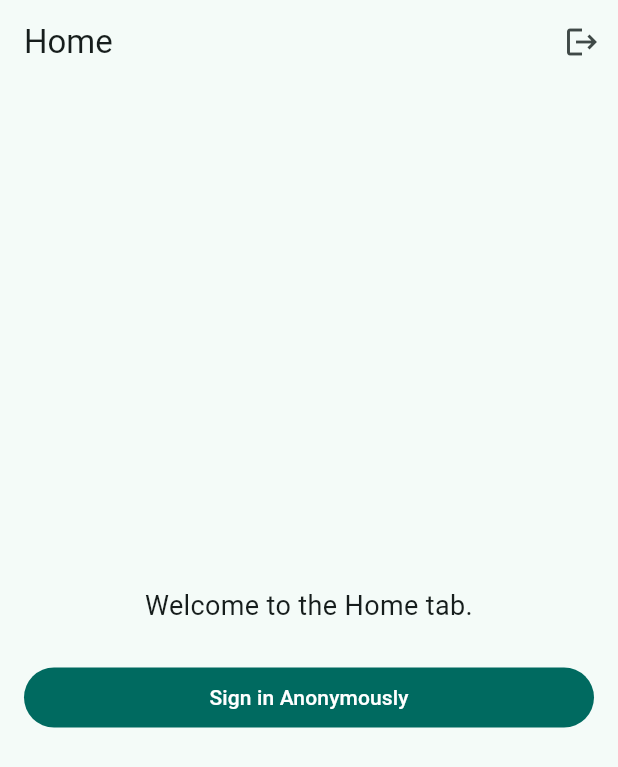
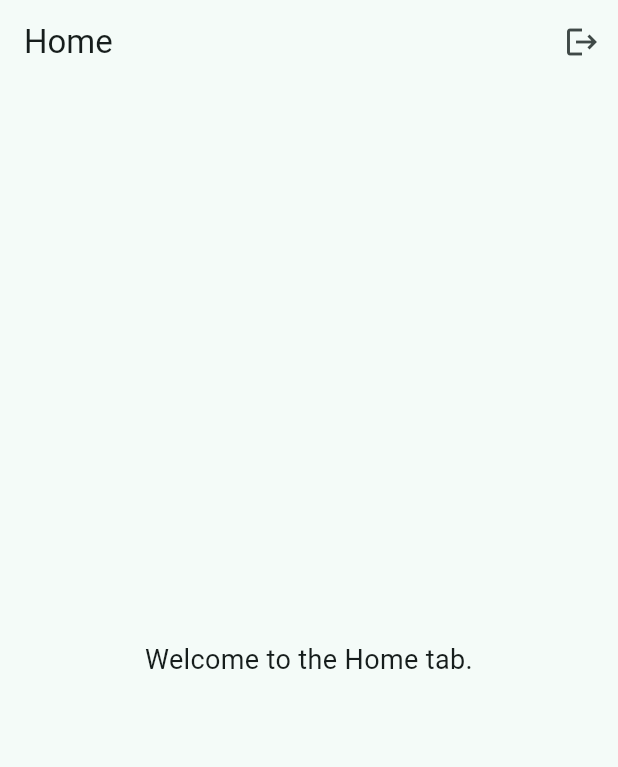
Before and after one commit to loydicakes/nice_rice, a Flutter app: the HomePage screen opened directly, on a phone screen of 412 x 824 dp. Shown: the top 767 px of the screen. Run offline on Flutter 3.47's test engine with Material 3 defaults, Android fonts, the phone set to English and light mode, and no system bars; our stand-ins replace firebase_auth, firebase_core; accounts and stored records are empty.

Commit message:
Gradle Update

```diff
--- a/lib/pages/homepage/home_page.dart
+++ b/lib/pages/homepage/home_page.dart
@@ -1,5 +1,4 @@
 import 'package:flutter/material.dart';
-import '../../../main.dart' show signInAnon;
 import 'package:firebase_auth/firebase_auth.dart';
 
 class HomePage extends StatefulWidget {
@@ -18,9 +17,9 @@ class _HomePageState extends State<HomePage>
     await FirebaseAuth.instance.signOut();
     // AuthGate in main.dart will automatically redirect to LoginPage
     if (mounted) {
-      ScaffoldMessenger.of(context).showSnackBar(
-        const SnackBar(content: Text('Signed out!')),
-      );
+      ScaffoldMessenger.of(
+        context,
+      ).showSnackBar(const SnackBar(content: Text('Signed out!')));
     }
   }
 
@@ -38,30 +37,11 @@ class _HomePageState extends State<HomePage>
           ),
         ],
       ),
-      body: Padding(
-        padding: const EdgeInsets.all(16),
-        child: Column(
-          mainAxisAlignment: MainAxisAlignment.center,
-          crossAxisAlignment: CrossAxisAlignment.stretch,
-          children: [
-            const Text(
-              'Welcome to the Home tab.',
-              style: TextStyle(fontSize: 18),
-              textAlign: TextAlign.center,
-            ),
-            const SizedBox(height: 24),
-            FilledButton(
-              onPressed: () async {
-                await signInAnon();
-                if (context.mounted) {
-                  ScaffoldMessenger.of(context).showSnackBar(
-                    const SnackBar(content: Text('Signed in anonymously!')),
-                  );
-                }
-              },
-              child: const Text('Sign in Anonymously'),
-            ),
-          ],
+      body: const Center(
+        child: Text(
+          'Welcome to the Home tab.',
+          style: TextStyle(fontSize: 18),
+          textAlign: TextAlign.center,
         ),
       ),
     );
```
Also changed, not shown: lib/main.dart (+0 -88 lines), lib/tab.dart (added, +96 -0 lines).
